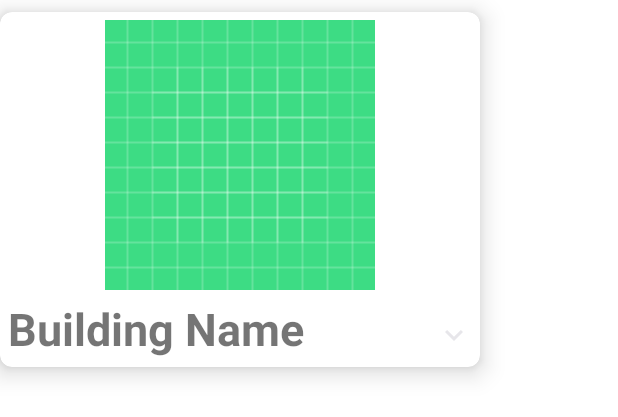
After one commit to Hammad335/Headway-Builders, an Android app: the layout analyst_sample_building.xml on its own in the app's theme, with its tools: preview values and no code run, on a phone screen of 412 x 824 dp. The commit adds this screen. Shown: the top 417 px of the screen. Run offline under Robolectric (Android 15) with nearby library versions, the phone set to English and light mode, and no system bars.

Commit message:
implemented home fragment layout

```diff
--- /dev/null
+++ b/app/src/main/res/drawable-anydpi/ic_down_arrow.xml
@@ -0,0 +1,11 @@
+<vector xmlns:android="http://schemas.android.com/apk/res/android"
+    android:width="24dp"
+    android:height="24dp"
+    android:viewportWidth="24"
+    android:viewportHeight="24"
+    android:tint="#E1E0E5"
+    android:alpha="0.8">
+  <path
+      android:fillColor="@android:color/white"
+      android:pathData="M7.41,8.59L12,13.17l4.59,-4.58L18,10l-6,6 -6,-6 1.41,-1.41z"/>
+</vector>
--- /dev/null
+++ b/app/src/main/res/drawable-anydpi/ic_up_arrow.xml
@@ -0,0 +1,11 @@
+<vector xmlns:android="http://schemas.android.com/apk/res/android"
+    android:width="24dp"
+    android:height="24dp"
+    android:viewportWidth="24"
+    android:viewportHeight="24"
+    android:tint="#E1E0E5"
+    android:alpha="0.8">
+  <path
+      android:fillColor="@android:color/white"
+      android:pathData="M7.41,15.41L12,10.83l4.59,4.58L18,14l-6,-6 -6,6z"/>
+</vector>
--- /dev/null
+++ b/app/src/main/res/layout/analyst_sample_building.xml
@@ -0,0 +1,90 @@
+<?xml version="1.0" encoding="utf-8"?>
+<androidx.cardview.widget.CardView xmlns:android="http://schemas.android.com/apk/res/android"
+    android:layout_width="wrap_content"
+    android:layout_height="wrap_content"
+    xmlns:app="http://schemas.android.com/apk/res-auto"
+    android:id="@+id/analystParentCardView"
+    app:cardElevation="10dp"
+    app:cardCornerRadius="8dp"
+    android:layout_marginTop="8dp"
+    android:layout_centerInParent="true">
+
+
+    <RelativeLayout
+        android:layout_width="320dp"
+        android:layout_height="wrap_content"
+        android:padding="5dp">
+
+        <RelativeLayout
+            android:layout_width="match_parent"
+            android:layout_height="wrap_content"
+            android:id="@+id/collasedRelLayout">
+
+            <ImageView
+                android:id="@+id/analystBuildingImageView"
+                android:layout_width="280dp"
+                android:layout_height="180dp"
+                android:layout_centerHorizontal="true"
+                android:src="@drawable/ic_launcher_background"/>
+
+            <TextView
+                android:id="@+id/analystBuildingName"
+                android:layout_width="match_parent"
+                android:layout_height="wrap_content"
+                android:text="Building Name"
+                android:textSize="30sp"
+                android:gravity="start"
+                android:textStyle="bold"
+                android:layout_below="@+id/analystBuildingImageView"
+                android:layout_marginTop="5dp"/>
+
+            <ImageView
+                android:id="@+id/buildingCardViewDownArrow"
+                android:layout_width="wrap_content"
+                android:layout_height="wrap_content"
+                android:src="@drawable/ic_down_arrow"
+                android:layout_alignParentEnd="true"
+                android:layout_below="@+id/analystBuildingImageView"
+                android:layout_marginTop="18dp"/>
+
+        </RelativeLayout>
+
+        <RelativeLayout
+            android:id="@+id/expandedRelLayout"
+            android:layout_width="match_parent"
+            android:layout_height="wrap_content"
+            android:layout_below="@+id/collasedRelLayout"
+            android:visibility="gone">
+
+            <TextView
+                android:layout_width="wrap_content"
+                android:layout_height="wrap_content"
+                android:text="Short Desc: "
+                android:textSize="20sp"
+                android:id="@+id/txtShortDec"/>
+
+            <TextView
+                android:id="@+id/buildingShortDesc"
+                android:layout_width="wrap_content"
+                android:layout_height="wrap_content"
+                android:text="Building Desc: "
+                android:textStyle="italic"
+                android:textSize="20sp"
+                android:layout_below="@id/txtShortDec"/>
+
+            <ImageView
+                android:layout_width="wrap_content"
+                android:layout_height="wrap_content"
+                android:layout_below="@id/buildingShortDesc"
+                android:src="@drawable/ic_up_arrow"
+                android:layout_alignParentEnd="true"
+                android:id="@+id/buildingCardViewUpArrow"/>
+
+
+        </RelativeLayout>
+
+    </RelativeLayout>
+
+
+
+</androidx.cardview.widget.CardView>
```
Also changed, not shown: app/src/main/java/com/codewithhamad/headwaybuilders/analyst/AnalystAddFragment.java (+9 -45 lines), app/src/main/java/com/codewithhamad/headwaybuilders/analyst/AnalystHomeFragment.java (+31 -45 lines), app/src/main/java/com/codewithhamad/headwaybuilders/analyst/BuildingAdapter.java (added, +98 -0 lines), app/src/main/java/com/codewithhamad/headwaybuilders/analyst/BuildingModel.java (added, +88 -0 lines), app/src/main/res/layout/fragment_analyst_home.xml (+22 -9 lines), app/src/main/res/drawable-hdpi/ic_down_arrow.png (added), app/src/main/res/drawable-hdpi/ic_up_arrow.png (added), app/src/main/res/drawable-mdpi/ic_down_arrow.png (added), app/src/main/res/drawable-mdpi/ic_up_arrow.png (added), app/src/main/res/drawable-xhdpi/ic_down_arrow.png (added), app/src/main/res/drawable-xhdpi/ic_up_arrow.png (added), app/src/main/res/drawable-xxhdpi/ic_down_arrow.png (added), app/src/main/res/drawable-xxhdpi/ic_up_arrow.png (added), app/src/main/res/drawable/four.jpg (added), 1 more files, 2 other files.
